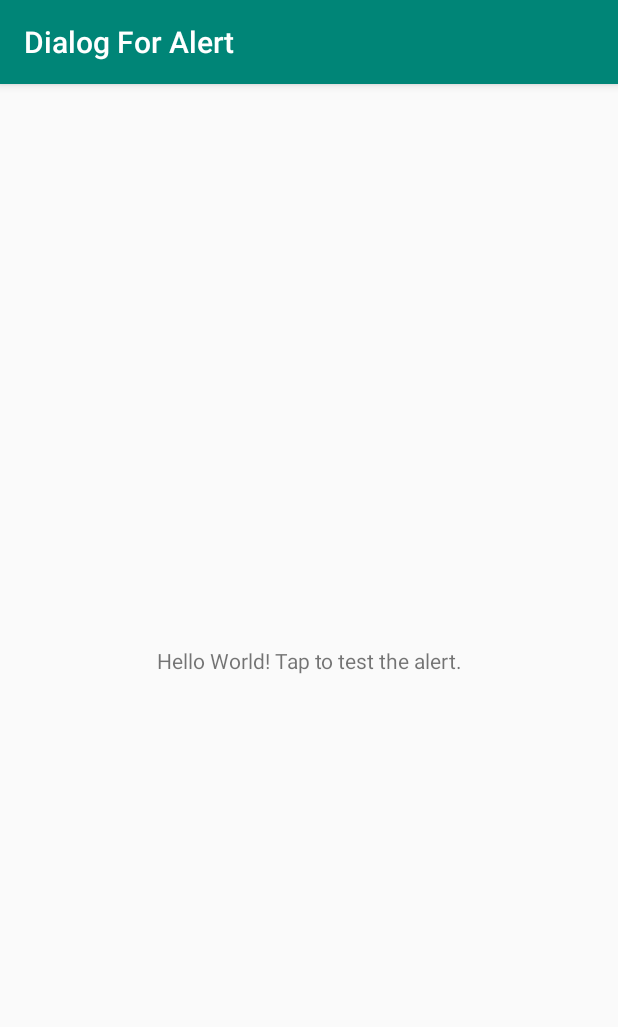
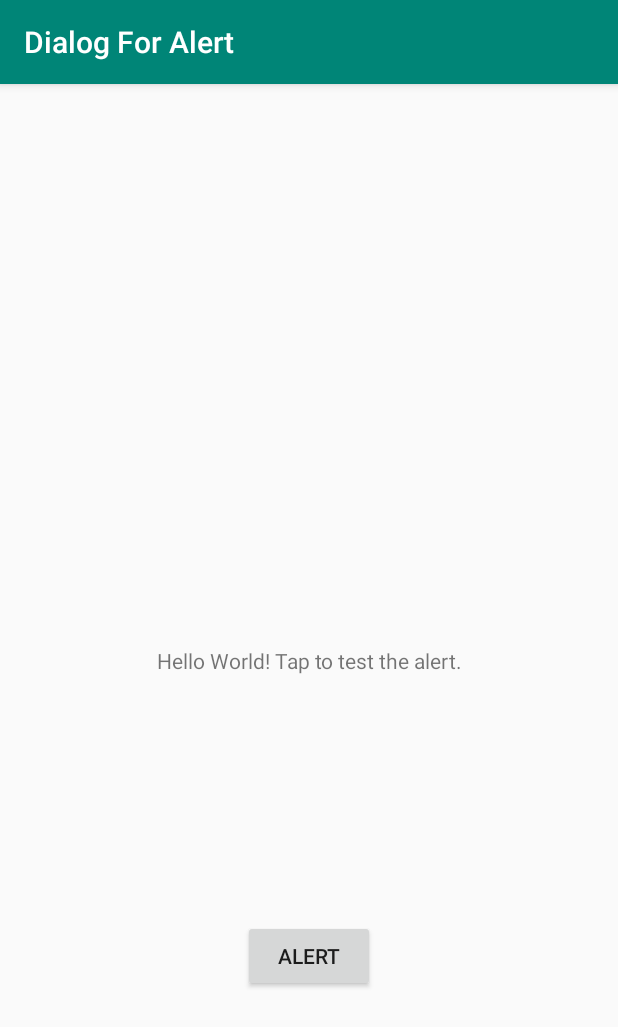
Before and after one commit to shashank205/AndroidHelloWorld, an Android app: the screen it shows after launch (MainActivity), on a phone screen of 412 x 824 dp. Shown: the top 1027 px of the screen. Run offline under Robolectric (Android 15) with nearby library versions, the light colour scheme and no system bars.

Commit message:
Dialog For Alert: Add a dialog

```diff
--- a/dialogforalert/src/main/res/layout/activity_main.xml
+++ b/dialogforalert/src/main/res/layout/activity_main.xml
@@ -7,6 +7,7 @@
     tools:context=".MainActivity">
 
     <TextView
+        android:id="@+id/textView"
         android:layout_width="wrap_content"
         android:layout_height="wrap_content"
         android:text="@string/text_message"
@@ -15,4 +16,21 @@
         app:layout_constraintRight_toRightOf="parent"
         app:layout_constraintTop_toTopOf="parent" />
 
+    <Button
+        android:id="@+id/button"
+        android:layout_width="wrap_content"
+        android:layout_height="wrap_content"
+        android:layout_marginStart="8dp"
+        android:layout_marginLeft="8dp"
+        android:layout_marginTop="8dp"
+        android:layout_marginEnd="8dp"
+        android:layout_marginRight="8dp"
+        android:layout_marginBottom="8dp"
+        android:text="@string/alert_message"
+        android:onClick="onClickShowAlert"
+        app:layout_constraintBottom_toBottomOf="parent"
+        app:layout_constraintEnd_toEndOf="parent"
+        app:layout_constraintStart_toStartOf="parent"
+        app:layout_constraintTop_toBottomOf="@+id/textView" />
+
 </android.support.constraint.ConstraintLayout>
--- a/dialogforalert/src/main/res/values/strings.xml
+++ b/dialogforalert/src/main/res/values/strings.xml
@@ -1,4 +1,11 @@
 <resources>
     <string name="app_name">Dialog For Alert</string>
     <string name="text_message">Hello World! Tap to test the alert.</string>
+    <string name="alert_message">Alert</string>
+    <string name="alert_title">Alert</string>
+    <string name="alert_message_onClick">Click OK to continue, or Cancel to stop:</string>
+    <string name="ok_button">OK</string>
+    <string name="cancel_button">Cancel</string>
+    <string name="pressed_ok">Pressed OK</string>
+    <string name="pressed_cancel">Pressed Cancel</string>
 </resources>
```
Also changed, not shown: dialogforalert/src/main/java/com/example/dialogforalert/MainActivity.java (+25 -0 lines).
